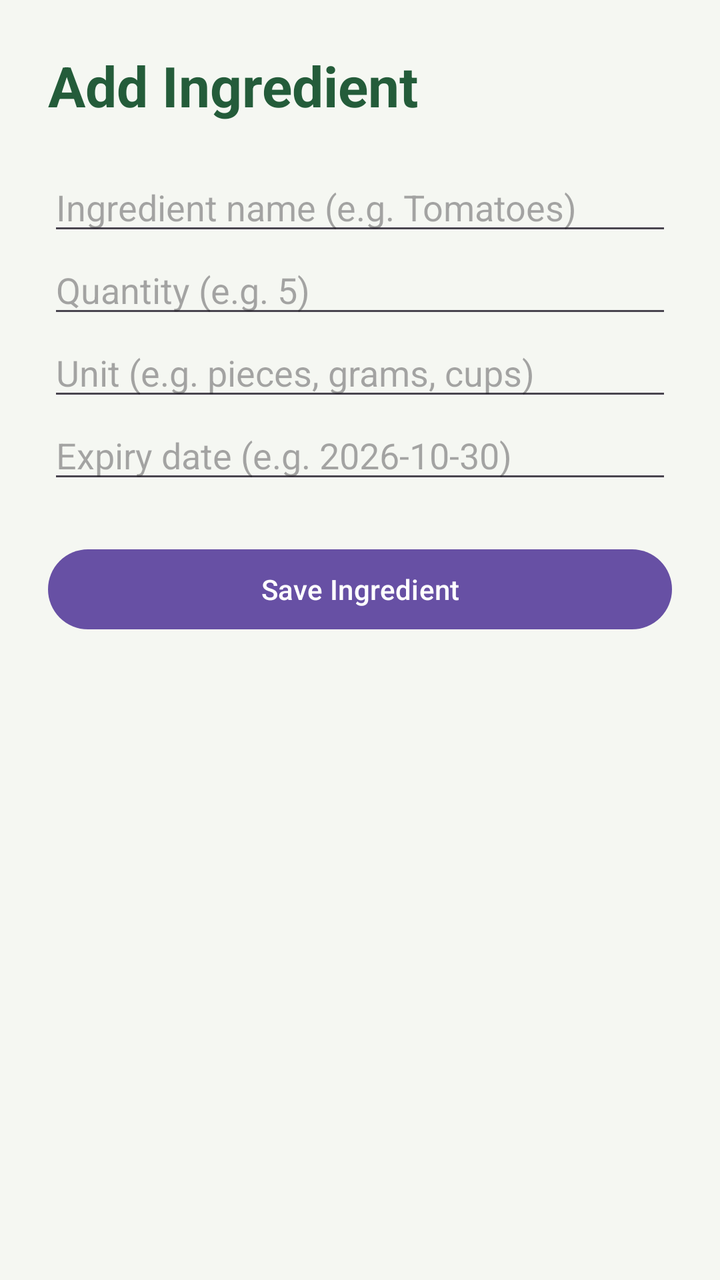
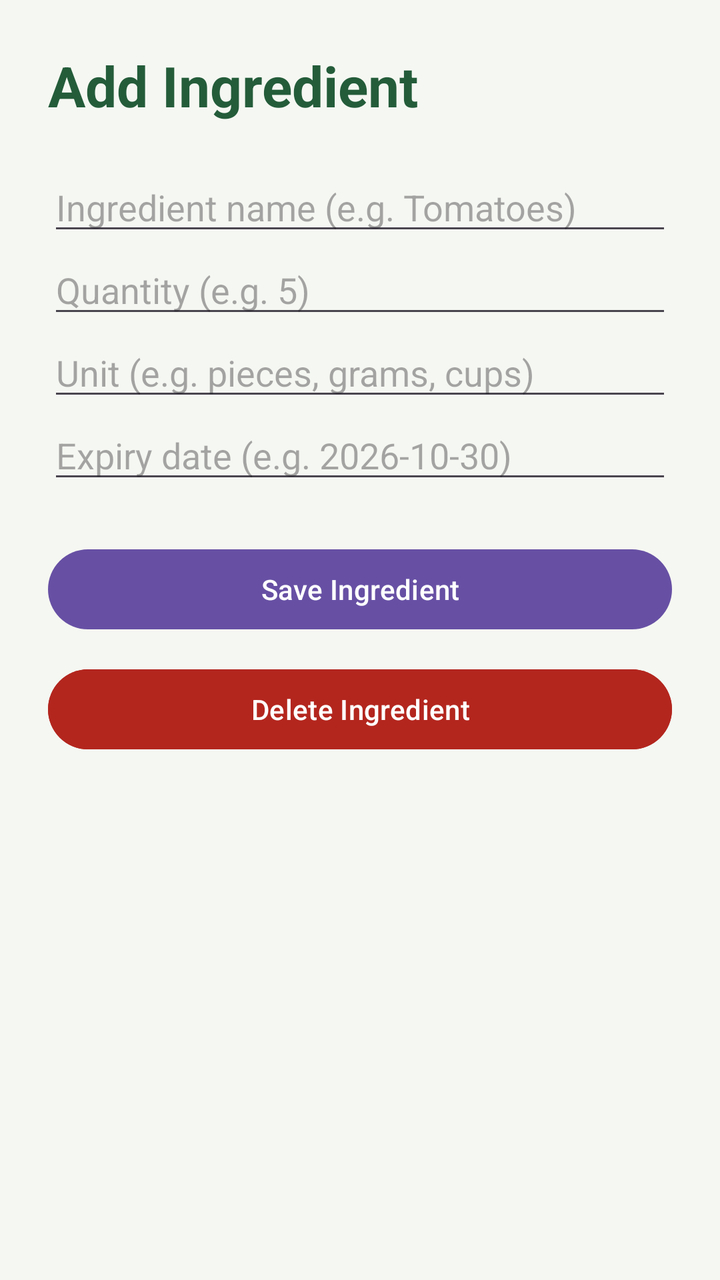

Two renders of the same Android screen: before a commit and after it. Below are the layout's source before the change and the commit's diff.
<!-- AndroidManifest.xml: application theme Theme.SmartPantry -->
<!-- res/layout/activity_add_ingredient.xml -->
<?xml version="1.0" encoding="utf-8"?>
<ScrollView xmlns:android="http://schemas.android.com/apk/res/android"
    android:layout_width="match_parent"
    android:layout_height="match_parent"
    android:background="#F5F7F2">

    <LinearLayout
        android:layout_width="match_parent"
        android:layout_height="wrap_content"
        android:orientation="vertical"
        android:padding="24dp">

        <TextView
            android:layout_width="match_parent"
            android:layout_height="wrap_content"
            android:text="Add Ingredient"
            android:textSize="28sp"
            android:textStyle="bold"
            android:textColor="#245C3A"
            android:paddingBottom="20dp" />

        <EditText
            android:id="@+id/editName"
            android:layout_width="match_parent"
            android:layout_height="wrap_content"
            android:hint="Ingredient name (e.g. Tomatoes)"
            android:inputType="textCapWords" />

        <EditText
            android:id="@+id/editQuantity"
            android:layout_width="match_parent"
            android:layout_height="wrap_content"
            android:hint="Quantity (e.g. 5)"
            android:inputType="numberDecimal" />

        <EditText
            android:id="@+id/editUnit"
            android:layout_width="match_parent"
            android:layout_height="wrap_content"
            android:hint="Unit (e.g. pieces, grams, cups)"
            android:inputType="textCapWords" />

        <EditText
            android:id="@+id/editExpiry"
            android:layout_width="match_parent"
            android:layout_height="wrap_content"
            android:hint="Expiry date (e.g. 2026-10-30)"
            android:inputType="text" />

        <Button
            android:id="@+id/btnSaveIngredient"
            android:layout_width="match_parent"
            android:layout_height="wrap_content"
            android:layout_marginTop="24dp"
            android:text="Save Ingredient" />

    </LinearLayout>
</ScrollView>
<!-- resources referenced by this layout -->
<resources>
  <style name="Theme.SmartPantry" parent="Base.Theme.SmartPantry" />
  <style name="Base.Theme.SmartPantry" parent="Theme.Material3.DayNight.NoActionBar">
          
          
      </style>
</resources>

<!-- the commit's change to res/layout/activity_add_ingredient.xml (unified diff, before → after) -->
@@ -54,5 +54,15 @@
             android:layout_marginTop="24dp"
             android:text="Save Ingredient" />
 
+        <Button
+            android:id="@+id/btnDeleteIngredient"
+            android:layout_width="match_parent"
+            android:layout_height="wrap_content"
+            android:layout_marginTop="12dp"
+            android:text="Delete Ingredient"
+            android:backgroundTint="#B3261E"
+            android:textColor="#FFFFFF" />
+
+
     </LinearLayout>
 </ScrollView>
